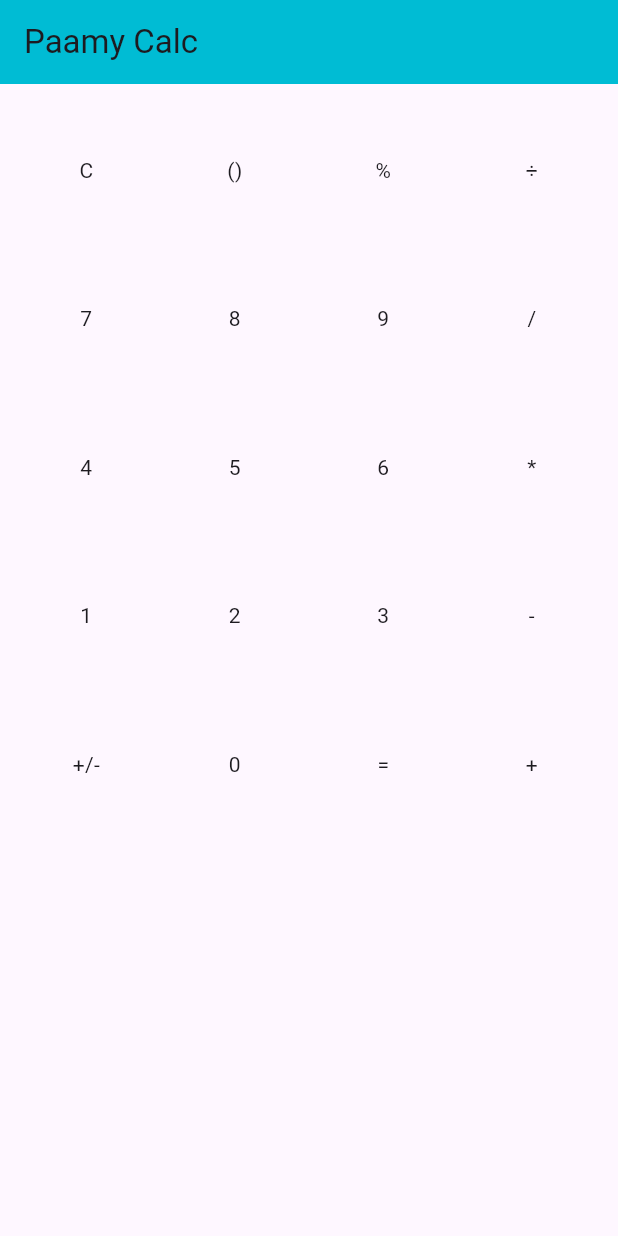
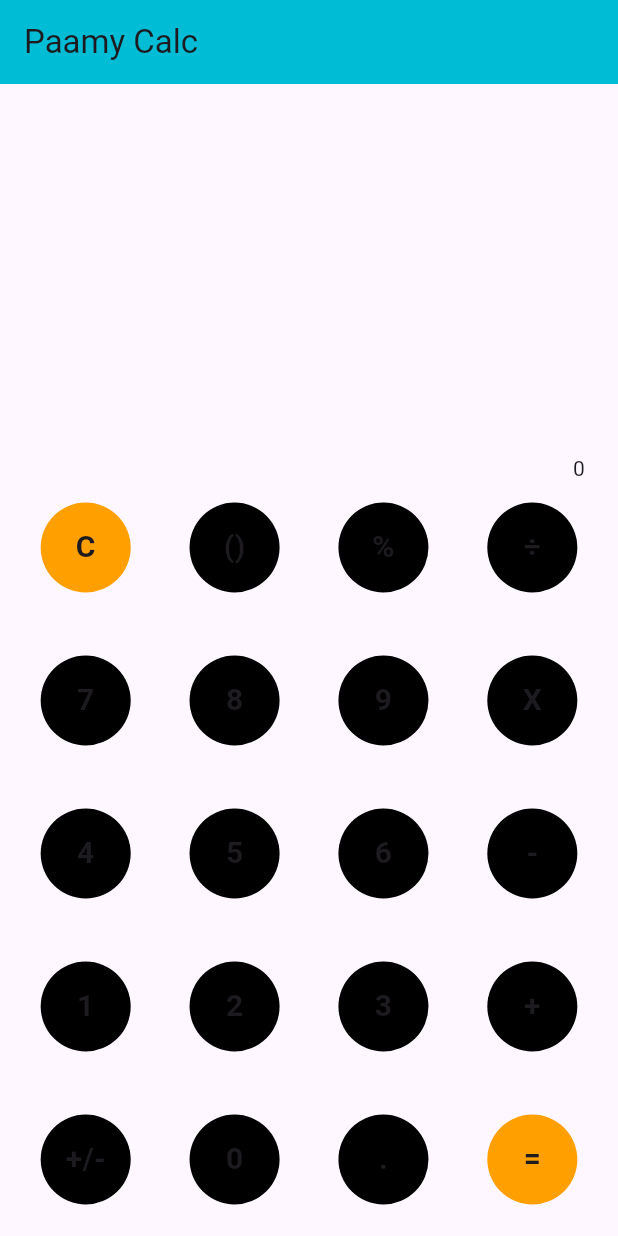
Before and after one commit to Ammarmyp/mcp_calculator, a Flutter app: the screen it shows after launch, on a phone screen of 412 x 824 dp. Run offline on Flutter 3.47's test engine with Material 3 defaults, Android fonts, the phone set to English and light mode, and no system bars.

Commit message:
style the buttons and the grid view

```diff
--- a/lib/components/custom_button.dart
+++ b/lib/components/custom_button.dart
@@ -15,12 +15,30 @@
 
   @override
   Widget build(BuildContext context) {
-    return GestureDetector(
+    return InkWell(
       onTap: onPressed,
+      splashColor: Colors.white.withOpacity(0.2),
+      borderRadius: BorderRadius.circular(30),
       child: Container(
         alignment: Alignment.center,
-        decoration: const BoxDecoration(),
-        child: Text(label),
+        margin: const EdgeInsets.all(1),
+        decoration: BoxDecoration(
+            color:
+                ["C", "="].contains(label) ? Colors.amber[700] : Colors.black,
+            // Background color
+            // borderRadius: BorderRadius.circular(10),
+            shape: BoxShape.circle // Rounded corners
+            ),
+        height: 60,
+        width: 60,
+        child: Text(
+          label,
+          style: TextStyle(
+            color: textColor,
+            fontSize: 20,
+            fontWeight: FontWeight.bold,
+          ),
+        ),
       ),
     );
   }
--- /dev/null
+++ b/lib/components/display.dart
@@ -0,0 +1,23 @@
+import 'package:flutter/material.dart';
+
+class Display extends StatelessWidget {
+  final String? value;
+
+  const Display({
+    super.key,
+    this.value,
+  });
+
+  @override
+  Widget build(BuildContext context) {
+    return Container(
+      alignment: Alignment.bottomRight,
+      child: Padding(
+        padding: const EdgeInsets.all(12),
+        child: Text(
+          value!,
+        ),
+      ),
+    );
+  }
+}
--- a/lib/main.dart
+++ b/lib/main.dart
@@ -18,7 +18,7 @@
       theme: Appthemedata.lightMode,
       themeMode: Appthemedata.themeMode,
       debugShowCheckedModeBanner: false,
-      routes: {"/": (context) => SimpleCalculator()},
+      routes: {"/": (context) => const SimpleCalculator()},
     );
   }
 }
--- a/lib/screens/simple_calculator.dart
+++ b/lib/screens/simple_calculator.dart
@@ -1,31 +1,9 @@
 import 'package:flutter/material.dart';
 import 'package:mcp_calculator/components/custom_button.dart';
+import 'package:mcp_calculator/components/display.dart';
 
 class SimpleCalculator extends StatelessWidget {
-  final List<String> buttons = [
-    'C',
-    '()',
-    '%',
-    "÷",
-    '7',
-    '8',
-    '9',
-    '/',
-    '4',
-    '5',
-    '6',
-    '*',
-    '1',
-    '2',
-    '3',
-    '-',
-    '+/-',
-    '0',
-    '=',
-    '+',
-  ];
-
-  SimpleCalculator({super.key});
+  const SimpleCalculator({super.key});
 
   @override
   Widget build(BuildContext context) {
@@ -33,45 +11,164 @@
       appBar: AppBar(
         title: const Text("Paamy Calc"),
       ),
-      body: Center(
+      body: Container(
+        padding: const EdgeInsets.symmetric(vertical: 20, horizontal: 10),
         child: Column(
-          mainAxisAlignment: MainAxisAlignment.center,
+          mainAxisAlignment: MainAxisAlignment.end,
           children: [
-            Expanded(
-              flex: 5,
-              child: GridView.builder(
-                itemCount: buttons.length,
-                gridDelegate: const SliverGridDelegateWithFixedCrossAxisCount(
-                  crossAxisCount: 4, // 4 buttons per row
-                  crossAxisSpacing: 8,
-                  mainAxisSpacing: 8,
-                ),
-                padding: const EdgeInsets.all(12),
-                itemBuilder: (context, index) {
-                  return CustomButton(
-                    label: buttons[index],
-                    // bgColor: _getButtonColor(buttons[index]),
-                    textColor: Colors.white,
-                    onPressed: () {
-                      // Add your button logic here
-                      print('Pressed: ${buttons[index]}');
-                    },
-                  );
-                },
+            const Display(
+              value: "0",
+            ),
+            Row(mainAxisAlignment: MainAxisAlignment.spaceEvenly, children: [
+              CustomButton(
+                label: "C",
+                onPressed: () {},
               ),
+              const SizedBox(
+                width: 5,
+              ),
+              CustomButton(
+                label: "()",
+                onPressed: () {},
+              ),
+              const SizedBox(
+                width: 5,
+              ),
+              CustomButton(
+                label: "%",
+                onPressed: () {},
+              ),
+              const SizedBox(
+                width: 5,
+              ),
+              CustomButton(
+                label: "÷",
+                onPressed: () {},
+              ),
+            ]),
+            const SizedBox(
+              height: 40,
             ),
+            Row(mainAxisAlignment: MainAxisAlignment.spaceEvenly, children: [
+              CustomButton(
+                label: "7",
+                onPressed: () {},
+              ),
+              const SizedBox(
+                width: 5,
+              ),
+              CustomButton(
+                label: "8",
+                onPressed: () {},
+              ),
+              const SizedBox(
+                width: 5,
+              ),
+              CustomButton(
+                label: "9",
+                onPressed: () {},
+              ),
+              const SizedBox(
+                width: 5,
+              ),
+              CustomButton(
+                label: "X",
+                onPressed: () {},
+              ),
+            ]),
+            const SizedBox(
+              height: 40,
+            ),
+            Row(mainAxisAlignment: MainAxisAlignment.spaceEvenly, children: [
+              CustomButton(
+                label: "4",
+                onPressed: () {},
+              ),
+              const SizedBox(
+                width: 5,
+              ),
+              CustomButton(
+                label: "5",
+                onPressed: () {},
+              ),
+              const SizedBox(
+                width: 5,
+              ),
+              CustomButton(
+                label: "6",
+                onPressed: () {},
+              ),
+              const SizedBox(
+                width: 5,
+              ),
+              CustomButton(
+                label: "-",
+                onPressed: () {},
+              ),
+            ]),
+            const SizedBox(
+              height: 40,
+            ),
+            Row(mainAxisAlignment: MainAxisAlignment.spaceEvenly, children: [
+              CustomButton(
+                label: "1",
+                onPressed: () {},
+              ),
+              const SizedBox(
+                width: 5,
+              ),
+              CustomButton(
+                label: "2",
+                onPressed: () {},
+              ),
+              const SizedBox(
+                width: 5,
+              ),
+              CustomButton(
+                label: "3",
+                onPressed: () {},
+              ),
+              const SizedBox(
+                width: 5,
+              ),
+              CustomButton(
+                label: "+",
+                onPressed: () {},
+              ),
+            ]),
+            const SizedBox(
+              height: 40,
+            ),
+            Row(mainAxisAlignment: MainAxisAlignment.spaceEvenly, children: [
+              CustomButton(
+                label: "+/-",
+                onPressed: () {},
+              ),
+              const SizedBox(
+                width: 5,
+              ),
+              CustomButton(
+                label: "0",
+                onPressed: () {},
+              ),
+              const SizedBox(
+                width: 5,
+              ),
+              CustomButton(
+                label: ".",
+                onPressed: () {},
+              ),
+              const SizedBox(
+                width: 5,
+              ),
+              CustomButton(
+                label: "=",
+                onPressed: () {},
+              ),
+            ]),
           ],
         ),
       ),
     );
   }
-
-  // // Get button color based on its type
-  // Color _getButtonColor(String label) {
-  //   if (label == 'C') return Colors.red;
-  //   if (label == '=' || label == '+' || label == '-' || label == '*' || label == '/') {
-  //     return Colors.orange;
-  //   }
-  //   return Colors.grey[850]!;
-  // }
 }
```
